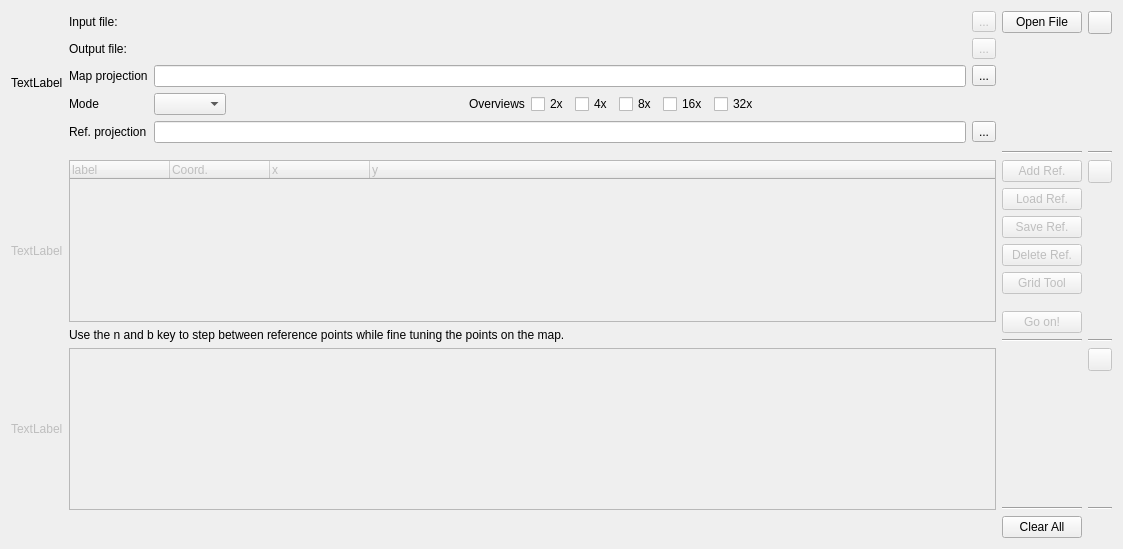
ntruchsess/QLandkarteGT, file src/ICreateMapGeoTiff.ui: the form before one commit.
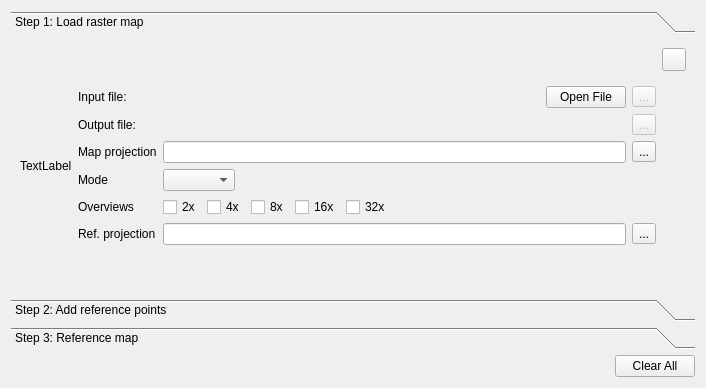
The form after the commit. Custom widgets are drawn as their Qt base class.

```diff
--- a/src/ICreateMapGeoTiff.ui
+++ b/src/ICreateMapGeoTiff.ui
@@ -6,25 +6,75 @@
    <rect>
     <x>0</x>
     <y>0</y>
-    <width>1123</width>
-    <height>549</height>
+    <width>706</width>
+    <height>388</height>
    </rect>
   </property>
   <property name="windowTitle">
    <string>Form</string>
   </property>
   <layout class="QGridLayout" name="gridLayout">
+   <item row="1" column="0">
+    <layout class="QHBoxLayout" name="horizontalLayout_8">
+     <item>
+      <spacer name="horizontalSpacer_4">
+       <property name="orientation">
+        <enum>Qt::Horizontal</enum>
+       </property>
+       <property name="sizeHint" stdset="0">
+        <size>
+         <width>40</width>
+         <height>20</height>
+        </size>
+       </property>
+      </spacer>
+     </item>
+     <item>
+      <widget class="QPushButton" name="pushClearAll">
+       <property name="text">
+        <string>Clear All</string>
+       </property>
+      </widget>
+     </item>
+    </layout>
+   </item>
    <item row="0" column="0">
+    <widget class="QToolBox" name="toolBox">
+     <property name="sizePolicy">
+      <sizepolicy hsizetype="Preferred" vsizetype="MinimumExpanding">
+       <horstretch>0</horstretch>
+       <verstretch>0</verstretch>
+      </sizepolicy>
+     </property>
+     <widget class="QWidget" name="toolBoxStep1">
+      <property name="geometry">
+       <rect>
+        <x>0</x>
+        <y>0</y>
+        <width>688</width>
+        <height>233</height>
+       </rect>
+      </property>
+      <attribute name="label">
+       <string>Step 1: Load raster map</string>
+      </attribute>
+      <layout class="QGridLayout" name="gridLayout_2">
+       <item row="0" column="0">
+        <layout class="QHBoxLayout" name="horizontalLayout_5">
+         <property name="sizeConstraint">
+          <enum>QLayout::SetMinimumSize</enum>
+         </property>
+         <item>
     <widget class="QLabel" name="labelStep1">
      <property name="text">
       <string>TextLabel</string>
      </property>
     </widget>
    </item>
-   <item row="0" column="1">
-    <layout class="QVBoxLayout">
      <item>
-      <layout class="QGridLayout">
+          <layout class="QVBoxLayout" name="_2">
+           <item>
+            <layout class="QGridLayout" name="_3">
        <item row="0" column="0">
         <widget class="QLabel" name="label_2">
          <property name="sizePolicy">
@@ -38,8 +88,8 @@
          </property>
         </widget>
        </item>
-       <item row="0" column="1">
-        <layout class="QHBoxLayout">
+             <item row="0" column="2">
+              <layout class="QHBoxLayout" name="_4">
          <item>
           <widget class="QLabel" name="labelInputFile">
            <property name="text">
@@ -50,6 +100,26 @@
            </property>
           </widget>
          </item>
+               <item>
+                <spacer name="horizontalSpacer_3">
+                 <property name="orientation">
+                  <enum>Qt::Horizontal</enum>
+                 </property>
+                 <property name="sizeHint" stdset="0">
+                  <size>
+                   <width>40</width>
+                   <height>20</height>
+                  </size>
+                 </property>
+                </spacer>
+               </item>
+               <item>
+                <widget class="QPushButton" name="pushOpenFile">
+                 <property name="text">
+                  <string>Open File</string>
+                 </property>
+                </widget>
+               </item>
          <item>
           <widget class="QToolButton" name="toolReload">
            <property name="enabled">
@@ -81,8 +151,8 @@
          </property>
         </widget>
        </item>
-       <item row="1" column="1">
-        <layout class="QHBoxLayout">
+             <item row="1" column="2">
+              <layout class="QHBoxLayout" name="_5">
          <item>
           <widget class="QLabel" name="labelOutputFile">
            <property name="text">
@@ -109,8 +179,8 @@
          </property>
         </widget>
        </item>
-       <item row="2" column="1">
-        <layout class="QHBoxLayout">
+             <item row="2" column="2">
+              <layout class="QHBoxLayout" name="_6">
          <item>
           <widget class="QLineEdit" name="lineMapProjection"/>
          </item>
@@ -136,14 +206,14 @@
          </property>
         </widget>
        </item>
-       <item row="4" column="0">
+             <item row="5" column="0">
         <widget class="QLabel" name="label_5">
          <property name="text">
           <string>Ref. projection</string>
          </property>
         </widget>
        </item>
-       <item row="4" column="1">
+             <item row="5" column="2">
         <layout class="QHBoxLayout" name="horizontalLayout">
          <item>
           <widget class="QLineEdit" name="lineGCPProjection"/>
@@ -163,7 +233,7 @@
          </item>
         </layout>
        </item>
-       <item row="3" column="1">
+             <item row="3" column="2">
         <layout class="QHBoxLayout" name="horizontalLayout_2">
          <item>
           <widget class="QComboBox" name="comboMode"/>
@@ -181,13 +251,17 @@
            </property>
           </spacer>
          </item>
-         <item>
+              </layout>
+             </item>
+             <item row="4" column="0">
           <widget class="QLabel" name="label_7">
            <property name="text">
             <string>Overviews</string>
            </property>
           </widget>
          </item>
+             <item row="4" column="2">
+              <layout class="QHBoxLayout" name="horizontalLayout_3">
          <item>
           <widget class="QCheckBox" name="check2x">
            <property name="text">
@@ -240,53 +314,9 @@
        </item>
       </layout>
      </item>
-     <item>
-      <spacer>
-       <property name="orientation">
-        <enum>Qt::Vertical</enum>
-       </property>
-       <property name="sizeHint" stdset="0">
-        <size>
-         <width>384</width>
-         <height>41</height>
-        </size>
-       </property>
-      </spacer>
-     </item>
-    </layout>
-   </item>
-   <item row="0" column="2">
-    <layout class="QVBoxLayout">
+          </layout>
+         </item>
      <item>
-      <widget class="QPushButton" name="pushOpenFile">
-       <property name="text">
-        <string>Open File</string>
-       </property>
-      </widget>
-     </item>
-     <item>
-      <spacer>
-       <property name="orientation">
-        <enum>Qt::Vertical</enum>
-       </property>
-       <property name="sizeHint" stdset="0">
-        <size>
-         <width>20</width>
-         <height>40</height>
-        </size>
-       </property>
-      </spacer>
-     </item>
-     <item>
-      <widget class="Line" name="line_6">
-       <property name="orientation">
-        <enum>Qt::Horizontal</enum>
-       </property>
-      </widget>
-     </item>
-    </layout>
-   </item>
-   <item row="0" column="3">
     <layout class="QVBoxLayout">
      <item>
       <widget class="CHelpButton" name="helpStep1">
@@ -308,16 +338,31 @@
        </property>
       </spacer>
      </item>
-     <item>
-      <widget class="Line" name="line">
-       <property name="orientation">
-        <enum>Qt::Horizontal</enum>
-       </property>
-      </widget>
-     </item>
-    </layout>
-   </item>
-   <item row="1" column="0">
+          </layout>
+         </item>
+        </layout>
+       </item>
+      </layout>
+     </widget>
+     <widget class="QWidget" name="toolBoxStep2">
+      <property name="geometry">
+       <rect>
+        <x>0</x>
+        <y>0</y>
+        <width>307</width>
+        <height>410</height>
+       </rect>
+      </property>
+      <attribute name="label">
+       <string>Step 2: Add reference points</string>
+      </attribute>
+      <layout class="QGridLayout" name="gridLayout_3">
+       <item row="0" column="0">
+        <layout class="QHBoxLayout" name="horizontalLayout_6">
+         <property name="sizeConstraint">
+          <enum>QLayout::SetMinimumSize</enum>
+         </property>
+         <item>
     <widget class="QLabel" name="labelStep2">
      <property name="enabled">
       <bool>false</bool>
@@ -327,7 +372,7 @@
      </property>
     </widget>
    </item>
-   <item row="1" column="1">
+         <item>
     <layout class="QVBoxLayout" name="verticalLayout">
      <item>
       <widget class="QTreeWidget" name="treeWidget">
@@ -370,11 +415,14 @@
        <property name="text">
         <string>Use the n and b key to step between reference points while fine tuning the points on the map.</string>
        </property>
+             <property name="wordWrap">
+              <bool>true</bool>
+             </property>
       </widget>
      </item>
     </layout>
    </item>
-   <item row="1" column="2">
+         <item>
     <layout class="QVBoxLayout">
      <item>
       <widget class="QPushButton" name="pushAddRef">
@@ -449,16 +497,9 @@
        </property>
       </widget>
      </item>
-     <item>
-      <widget class="Line" name="line_5">
-       <property name="orientation">
-        <enum>Qt::Horizontal</enum>
-       </property>
-      </widget>
-     </item>
-    </layout>
-   </item>
-   <item row="1" column="3">
+          </layout>
+         </item>
+         <item>
     <layout class="QVBoxLayout">
      <item>
       <widget class="CHelpButton" name="helpStep2">
@@ -483,16 +524,31 @@
        </property>
       </spacer>
      </item>
-     <item>
-      <widget class="Line" name="line_2">
-       <property name="orientation">
-        <enum>Qt::Horizontal</enum>
-       </property>
-      </widget>
-     </item>
-    </layout>
-   </item>
-   <item row="2" column="0">
+          </layout>
+         </item>
+        </layout>
+       </item>
+      </layout>
+     </widget>
+     <widget class="QWidget" name="toolBoxStep3">
+      <property name="geometry">
+       <rect>
+        <x>0</x>
+        <y>0</y>
+        <width>206</width>
+        <height>95</height>
+       </rect>
+      </property>
+      <attribute name="label">
+       <string>Step 3: Reference map</string>
+      </attribute>
+      <layout class="QGridLayout" name="gridLayout_4">
+       <item row="0" column="0">
+        <layout class="QHBoxLayout" name="horizontalLayout_7">
+         <property name="sizeConstraint">
+          <enum>QLayout::SetMinimumSize</enum>
+         </property>
+         <item>
     <widget class="QLabel" name="labelStep3">
      <property name="enabled">
       <bool>false</bool>
@@ -502,7 +558,7 @@
      </property>
     </widget>
    </item>
-   <item row="2" column="1">
+         <item>
     <widget class="QTextBrowser" name="textBrowser">
      <property name="enabled">
       <bool>false</bool>
@@ -512,31 +568,7 @@
      </property>
     </widget>
    </item>
-   <item row="2" column="2">
-    <layout class="QVBoxLayout">
      <item>
-      <spacer>
-       <property name="orientation">
-        <enum>Qt::Vertical</enum>
-       </property>
-       <property name="sizeHint" stdset="0">
-        <size>
-         <width>20</width>
-         <height>40</height>
-        </size>
-       </property>
-      </spacer>
-     </item>
-     <item>
-      <widget class="Line" name="line_4">
-       <property name="orientation">
-        <enum>Qt::Horizontal</enum>
-       </property>
-      </widget>
-     </item>
-    </layout>
-   </item>
-   <item row="2" column="3">
     <layout class="QVBoxLayout">
      <item>
       <widget class="CHelpButton" name="helpStep3">
@@ -561,36 +593,12 @@
        </property>
       </spacer>
      </item>
-     <item>
-      <widget class="Line" name="line_3">
-       <property name="orientation">
-        <enum>Qt::Horizontal</enum>
-       </property>
-      </widget>
-     </item>
-    </layout>
-   </item>
-   <item row="3" column="1">
-    <spacer>
-     <property name="orientation">
-      <enum>Qt::Horizontal</enum>
-     </property>
-     <property name="sizeType">
-      <enum>QSizePolicy::MinimumExpanding</enum>
-     </property>
-     <property name="sizeHint" stdset="0">
-      <size>
-       <width>40</width>
-       <height>20</height>
-      </size>
-     </property>
-    </spacer>
-   </item>
-   <item row="3" column="2">
-    <widget class="QPushButton" name="pushClearAll">
-     <property name="text">
-      <string>Clear All</string>
-     </property>
+          </layout>
+         </item>
+        </layout>
+       </item>
+      </layout>
+     </widget>
     </widget>
    </item>
   </layout>
```
Lines whose indentation alone changed are shown as unchanged.
